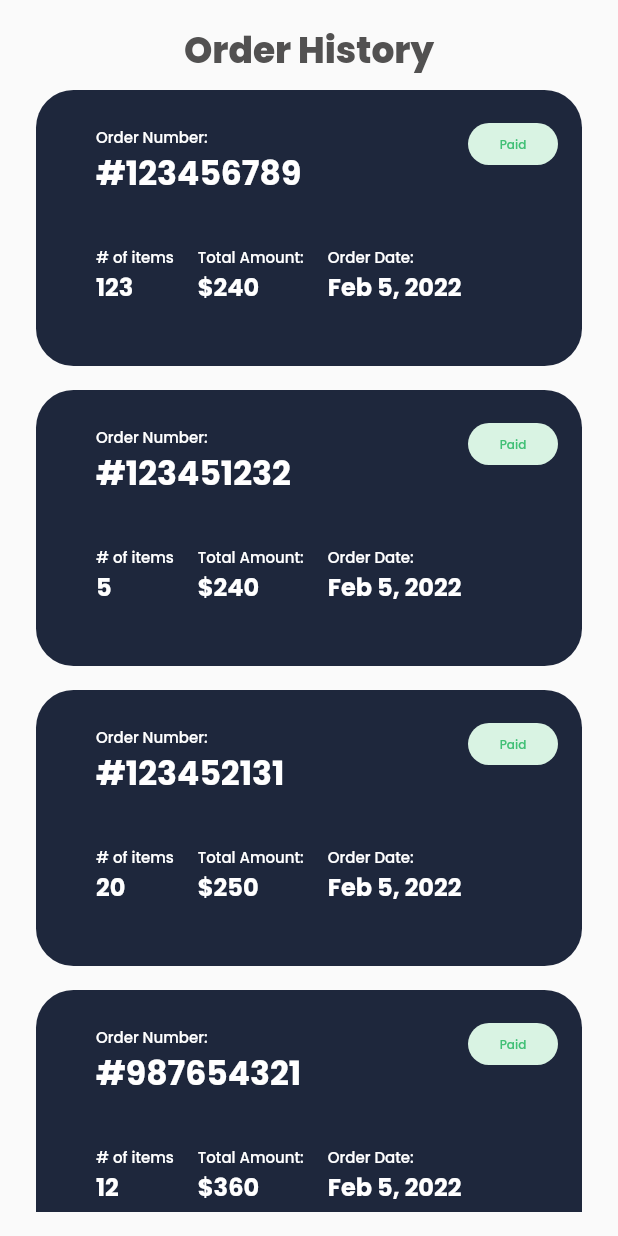
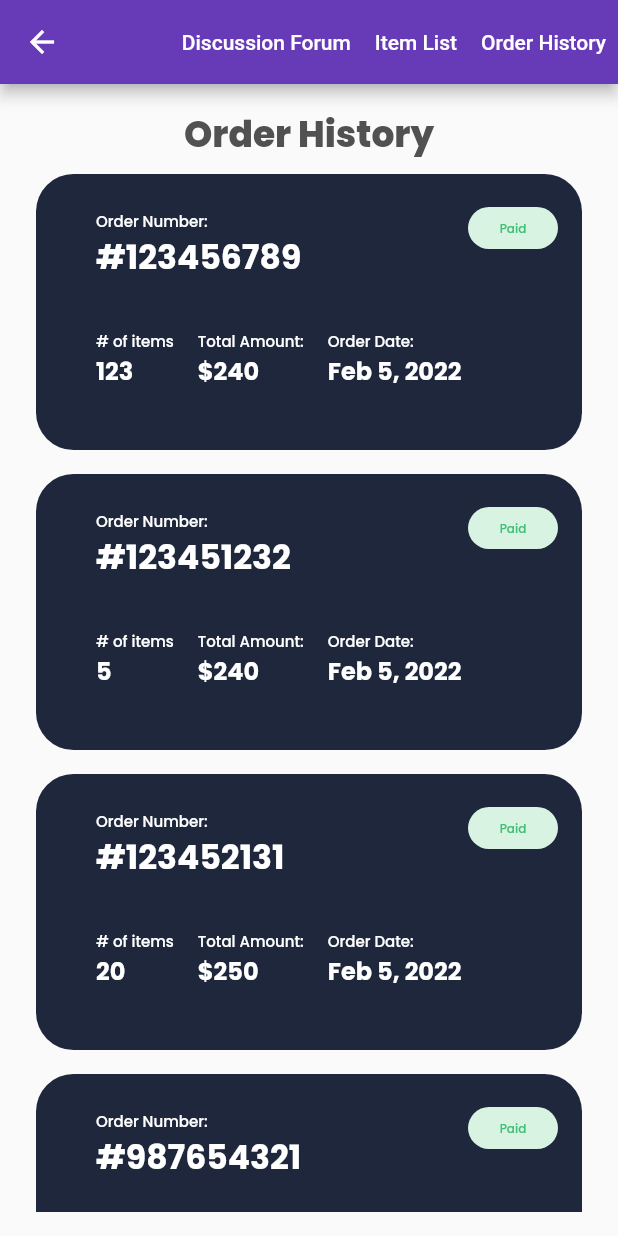
Before and after one commit to akshatarrao/CSI5112-Project, a Flutter app: the OrderHistory screen opened directly, on a phone screen of 412 x 824 dp. Run offline on Flutter 3.47's test engine with Material 2 defaults, Android fonts, the phone set to English and light mode, and no system bars; our stand-ins replace animated_text_kit, faker, flutter_login, flutter_switch, font_awesome_flutter, google_fonts and 2 more; Roboto replaces fonts that are missing (NotoSans, OpenSans).

Commit message:
Add Nav Bar to Discussion Forum and Order History

```diff
--- a/frontend/lib/page/discussion_forum.dart
+++ b/frontend/lib/page/discussion_forum.dart
@@ -1,3 +1,4 @@
+import 'package:csi5112_frontend/component/app_bar.dart';
 import 'package:flutter/material.dart';
 import '../dataModal/question.dart';
 
@@ -19,6 +20,7 @@ class _DiscussionForumState extends State<DiscussionForum> {
   @override
   Widget build(BuildContext context) {
     return Scaffold(
+      appBar: DefaultAppBar.getAppBar(context),
       body: ListView.builder(
           itemCount: questions.length,
           itemBuilder: (BuildContext context, int index) {
--- a/frontend/lib/page/order_history.dart
+++ b/frontend/lib/page/order_history.dart
@@ -1,3 +1,4 @@
+import 'package:csi5112_frontend/component/app_bar.dart';
 import 'package:flutter/material.dart';
 import 'package:csi5112_frontend/data.dart';
 import 'package:google_fonts/google_fonts.dart';
@@ -17,7 +18,9 @@ class _OrderHistoryState extends State<OrderHistory> {
     final f =  DateFormat('yMMMd');
 
     int countWidth = screenWidth >= 1200 ? 4 : 1;
-    return Container(
+    return Scaffold(
+      appBar: DefaultAppBar.getAppBar(context),
+      body: Container(
         padding: const EdgeInsets.symmetric(horizontal: 16, vertical: 16),
         child: Column(
           children: <Widget>[
@@ -191,6 +194,7 @@ class _OrderHistoryState extends State<OrderHistory> {
             )
           ],
         ),
+      ),
     );
   }
 }
```
Also changed, not shown: frontend/pubspec.lock. Lines whose indentation alone changed are shown as unchanged.
